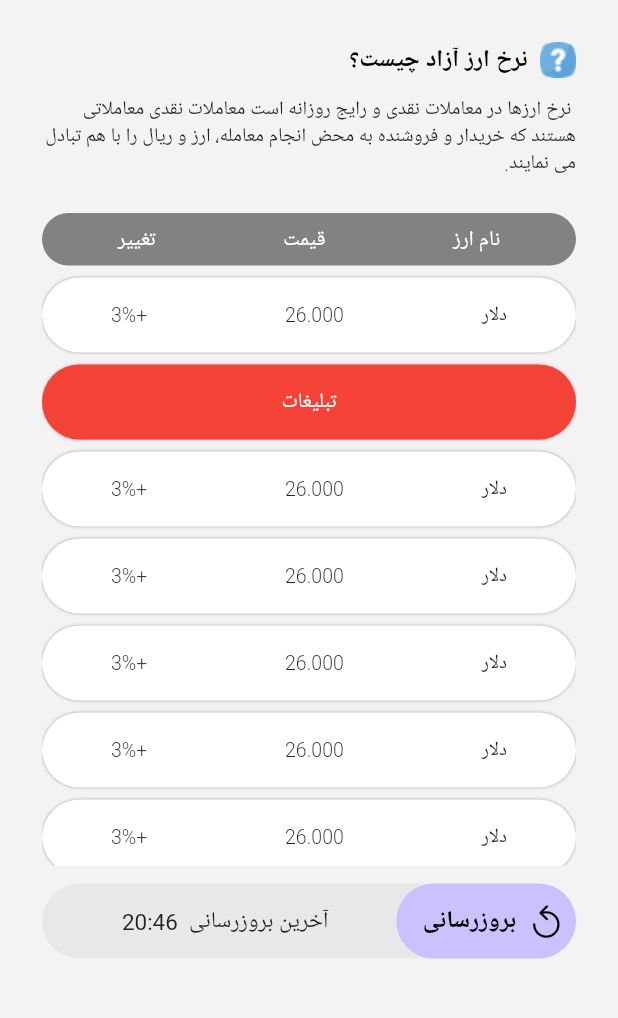
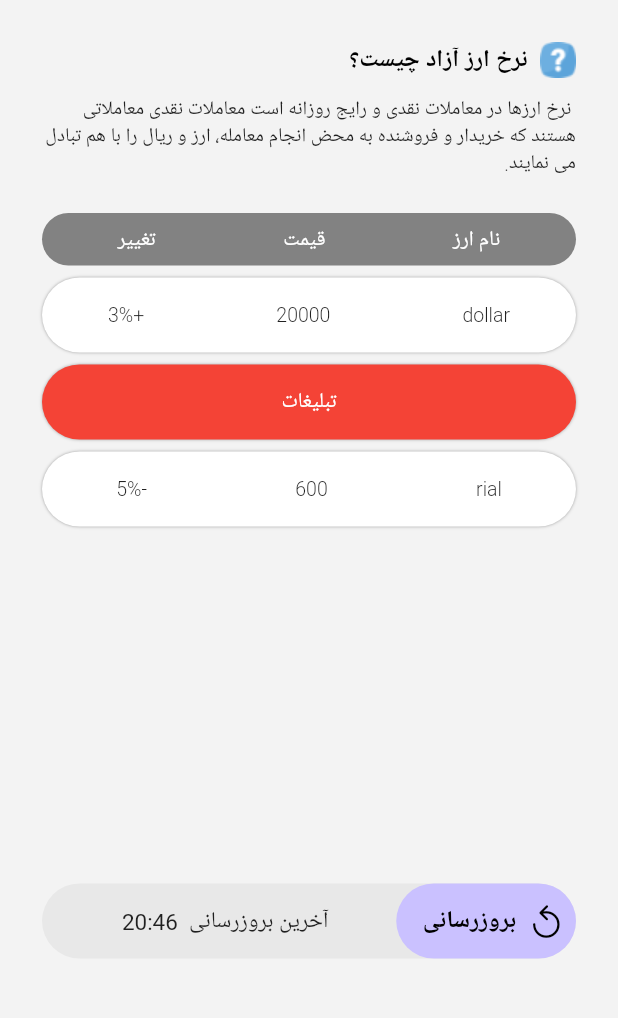
Before and after one commit to alikazemidev/currency_flutter_saffari, a Flutter app: the screen it shows after launch, on a phone screen of 412 x 824 dp, the part 84-1102 px from its top. Run offline on Flutter 3.47's test engine with Material 2 defaults, Android fonts, the phone set to English and light mode, and no system bars; Roboto replaces fonts that are missing (vazir).

```diff
--- a/lib/main.dart
+++ b/lib/main.dart
@@ -1,3 +1,4 @@
+import 'package:currency/model/currency.dart';
 import 'package:flutter/cupertino.dart';
 import 'package:flutter/material.dart';
 import 'package:flutter_localizations/flutter_localizations.dart';
@@ -47,9 +48,26 @@ class MyApp extends StatelessWidget {
 }
 
 class HomePage extends StatelessWidget {
-  const HomePage({
-    Key? key,
-  }) : super(key: key);
+  final apiUrl =
+      'http://sasansafari.com/flutter/api.php?access_key=flutter123456';
+  final List<Currency> myCurrencyList = [
+    Currency(
+      id: DateTime.now().toString(),
+      title: 'dollar',
+      price: '20000',
+      change: '+3%',
+      status: 'p',
+    ),
+    Currency(
+      id: DateTime.now().toString(),
+      title: 'rial',
+      price: '600',
+      change: '-5%',
+      status: 'n',
+    ),
+  ];
+
+
 
   String _getTime() {
     return '20:46';
@@ -152,16 +170,20 @@ class HomePage extends StatelessWidget {
                 ),
               ),
             ),
-            // list viee
+            //* list view
             SizedBox(
               width: double.infinity,
               height: 400,
               // color: Colors.blue,
               child: ListView.separated(
                 physics: BouncingScrollPhysics(),
-                itemCount: 20,
+                itemCount: myCurrencyList.length,
                 itemBuilder: (context, index) {
-                  return ListItem();
+                  return ListItem(
+                    title: myCurrencyList[index].title,
+                    price: myCurrencyList[index].price,
+                    change: myCurrencyList[index].change,
+                  );
                 },
                 separatorBuilder: (BuildContext context, int index) {
                   if (index % 9 == 0) {
@@ -172,7 +194,6 @@ class HomePage extends StatelessWidget {
                 },
               ),
             ),
-            // Spacer(),
             //* update button box
             Container(
               margin: EdgeInsets.only(
@@ -235,10 +256,10 @@ class HomePage extends StatelessWidget {
 }
 
 class ListItem extends StatelessWidget {
-  const ListItem({
-    Key? key,
-  }) : super(key: key);
-
+  final String? title;
+  final String? price;
+  final String? change;
+  ListItem({this.title, this.price, this.change});
   @override
   Widget build(BuildContext context) {
     return Padding(
@@ -260,15 +281,15 @@ class ListItem extends StatelessWidget {
           mainAxisAlignment: MainAxisAlignment.spaceAround,
           children: [
             Text(
-              'دلار',
+              title!,
               style: Theme.of(context).textTheme.bodyText1,
             ),
             Text(
-              '26.000',
+              price!,
               style: Theme.of(context).textTheme.bodyText1,
             ),
             Text(
-              '+3%',
+              change!,
               style: Theme.of(context).textTheme.bodyText1,
             ),
           ],
--- a/pubspec.yaml
+++ b/pubspec.yaml
@@ -36,6 +36,7 @@ dependencies:
   flutter_localizations:
     sdk: flutter
     version: ^0.0.0
+  http: ^0.13.4
 
 dev_dependencies:
   flutter_test:
```
Also changed, not shown: pubspec.lock.
